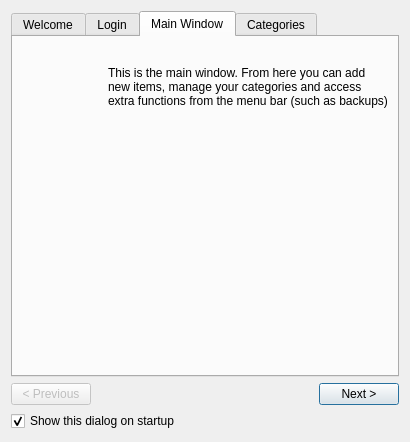
First picture: the form in cubepass/helpscreen.ui, repository kobus-v-schoor/cubepass, before the edit.
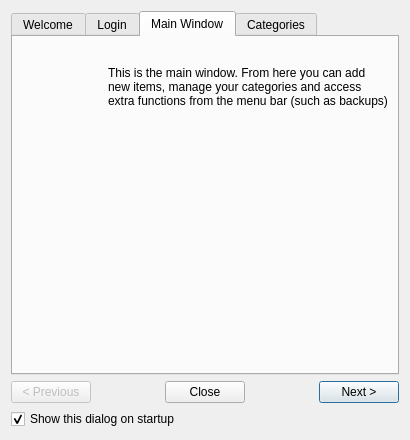
Second picture: the form after the edit. The open tabs and pages were chosen to show the change. Icons and pictures are not drawn.

```diff
--- a/cubepass/helpscreen.ui
+++ b/cubepass/helpscreen.ui
@@ -7,19 +7,19 @@
     <x>0</x>
     <y>0</y>
     <width>410</width>
-    <height>442</height>
+    <height>440</height>
    </rect>
   </property>
   <property name="minimumSize">
    <size>
     <width>410</width>
-    <height>400</height>
+    <height>440</height>
    </size>
   </property>
   <property name="maximumSize">
    <size>
     <width>410</width>
-    <height>490</height>
+    <height>440</height>
    </size>
   </property>
   <property name="windowTitle">
@@ -408,6 +408,26 @@
        </property>
       </spacer>
      </item>
+     <item>
+      <widget class="QPushButton" name="btnClose">
+       <property name="text">
+        <string>Close</string>
+       </property>
+      </widget>
+     </item>
+     <item>
+      <spacer name="horizontalSpacer_6">
+       <property name="orientation">
+        <enum>Qt::Horizontal</enum>
+       </property>
+       <property name="sizeHint" stdset="0">
+        <size>
+         <width>40</width>
+         <height>20</height>
+        </size>
+       </property>
+      </spacer>
+     </item>
      <item>
       <widget class="QPushButton" name="btnNext">
        <property name="text">
```
Left out of the diff: 21 changed lines with no effect on the pictures.
